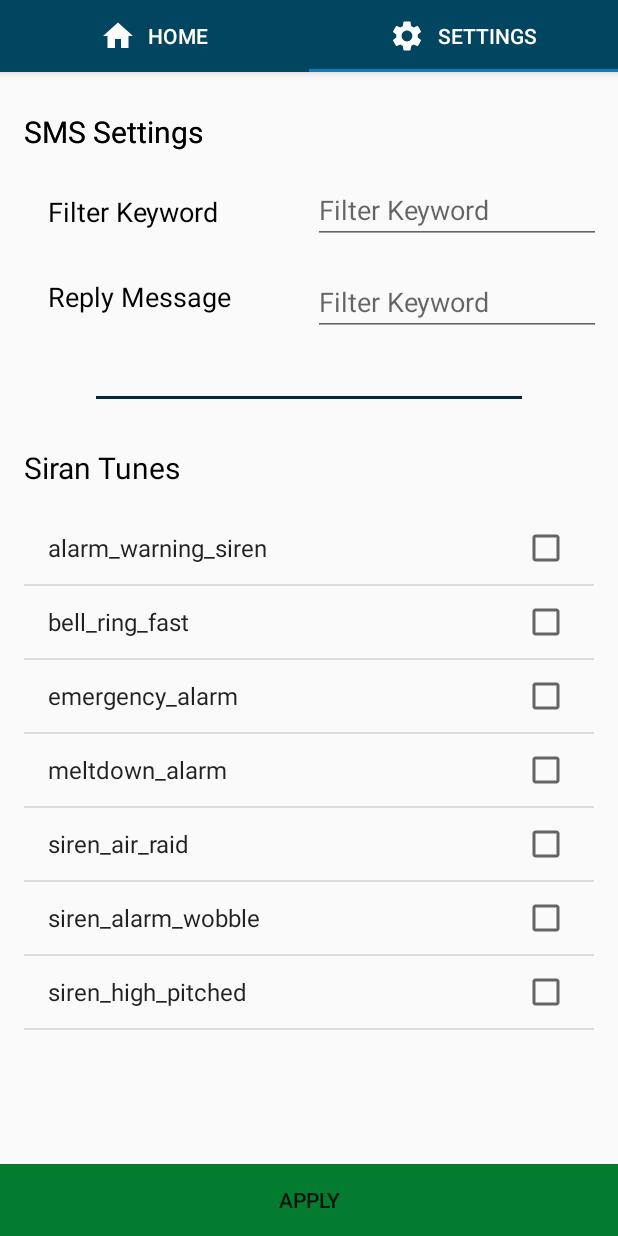
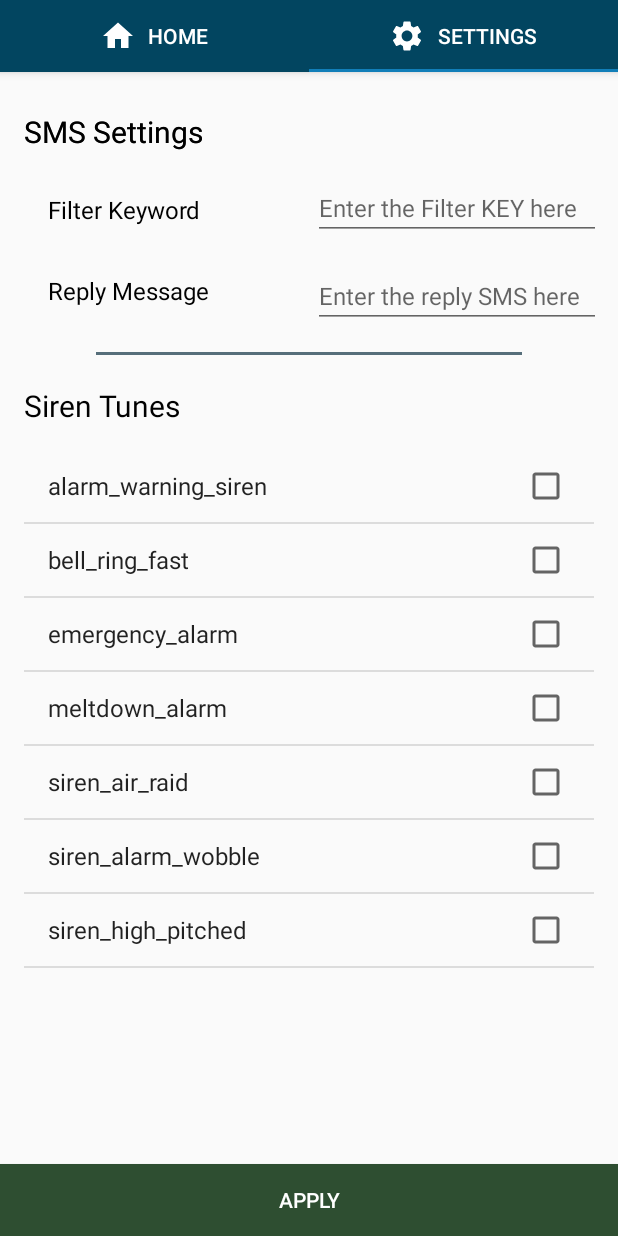
Before and after one commit to shamera82/FilterSMS, an Android app: the screen it shows after launch (MainActivity), tab 2 chosen, on a phone screen of 412 x 824 dp. Run offline under Robolectric (Android 15) with nearby library versions, the phone set to English and light mode, and no system bars; our stand-ins replace Firebase (no records; nobody signed in at launch, a user with empty details on screens opened directly).

Commit message:
update formating settings

```diff
--- a/app/src/main/java/com/sham/filtersms/FilterSMS.kt
+++ b/app/src/main/java/com/sham/filtersms/FilterSMS.kt
@@ -3,9 +3,11 @@ package com.sham.filtersms
 class FilterSMS {
     var filterKeyword = ""
     var replySMS = ""
-    constructor(filterKeyword: String, replySMS: String){
+    var sirenName=""
+    constructor(filterKeyword: String, replySMS: String, sirenName: String){
         this.filterKeyword = filterKeyword
         this.replySMS = replySMS
+        this.sirenName = sirenName
     }
 }
 
--- a/app/src/main/java/com/sham/filtersms/fragments/SettingFragment.kt
+++ b/app/src/main/java/com/sham/filtersms/fragments/SettingFragment.kt
@@ -24,7 +24,7 @@ import kotlinx.android.synthetic.main.fragment_settings.view.*
 
 class SettingFragment : Fragment(), AdapterView.OnItemClickListener {
 
-    val siran_tune_select = "" // need to get item from "override fun onItemClick()"
+    val siran_tune_select = "alarm_warning_siren" // need to get item from "override fun onItemClick()"
 
     override fun onCreate(savedInstanceState: Bundle?) {
         super.onCreate(savedInstanceState)
@@ -43,7 +43,7 @@ class SettingFragment : Fragment(), AdapterView.OnItemClickListener {
         var arrayAdapter:ArrayAdapter<String>? = null
 
         listView = v.ListViewSiran
-        arrayAdapter = ArrayAdapter(v.context, android.R.layout.simple_list_item_multiple_choice,resources.getStringArray(R.array.siran_tunes_list))
+        arrayAdapter = ArrayAdapter(v.context, android.R.layout.simple_list_item_multiple_choice,resources.getStringArray(R.array.siren_tunes_list))
         listView?.adapter = arrayAdapter
         listView?.choiceMode = ListView.CHOICE_MODE_SINGLE
         listView?.onItemClickListener = this
@@ -59,11 +59,16 @@ class SettingFragment : Fragment(), AdapterView.OnItemClickListener {
             override fun onDataChange(p0: DataSnapshot) {
                 var filterkey = ""
                 var repsms = ""
+                var sirentune = ""
                 for(i in p0.children){
                     if("${i.key}" == "sms_setting") {
                         println("Shamera DB get i " + i)
                         filterkey = i.child("filterKeyword").getValue().toString()
                         repsms = i.child("replySMS").getValue().toString()
+                    }
+                    if("${i.key}" == "siren_setting") {
+                        println("Shamera Main DB get i " + i)
+                        sirentune = i.child("sirenName").getValue().toString()
                     }
                 }
                 v.editTextFilterKeyword.setText(filterkey)
@@ -94,9 +99,9 @@ class SettingFragment : Fragment(), AdapterView.OnItemClickListener {
             }
 
 
-            val myData = FilterSMS(filterKeyword,replySMS)
+            val myData = FilterSMS(filterKeyword,replySMS,siran_tune_select)
             ref.child("sms_setting").setValue(myData).addOnCompleteListener {
-                Toast.makeText(context, "added", Toast.LENGTH_SHORT).show()
+                Toast.makeText(context, "Add / Update center db", Toast.LENGTH_SHORT).show()
             }
 
 
--- a/app/src/main/res/drawable/round_button.xml
+++ b/app/src/main/res/drawable/round_button.xml
@@ -2,12 +2,12 @@
 <selector xmlns:android="http://schemas.android.com/apk/res/android">
     <item android:state_pressed="false">
         <shape android:shape="oval">
-            <solid android:color="#880C0C"/>
+            <solid android:color="#783A3A"/>
         </shape>
     </item>
     <item android:state_pressed="true">
         <shape android:shape="oval">
-            <solid android:color="#05680F"/>
+            <solid android:color="#2E4E31"/>
         </shape>
     </item>
 </selector>
--- a/app/src/main/res/layout/fragment_settings.xml
+++ b/app/src/main/res/layout/fragment_settings.xml
@@ -36,7 +36,7 @@
             android:layout_marginEnd="208dp"
             android:text="Filter Keyword"
             android:textColor="@android:color/black"
-            android:textSize="18sp" />
+            android:textSize="16sp" />
 
         <EditText
             android:id="@+id/editTextFilterKeyword"
@@ -46,10 +46,10 @@
             android:layout_marginStart="-203dp"
             android:layout_marginTop="16dp"
             android:layout_toEndOf="@+id/labelFilterKeyword"
-            android:hint="Filter Keyword"
+            android:hint="@string/SMSFliter_hint"
             android:inputType="text"
             android:textAllCaps="true"
-            android:textSize="18sp" />
+            android:textSize="16sp" />
 
         <TextView
             android:id="@+id/labelReplyKeyword"
@@ -63,7 +63,7 @@
             android:layout_marginEnd="208dp"
             android:text="Reply Message"
             android:textColor="@android:color/black"
-            android:textSize="18sp" />
+            android:textSize="16sp" />
 
         <EditText
             android:id="@+id/editTextFilterReply"
@@ -73,10 +73,10 @@
             android:layout_marginStart="-203dp"
             android:layout_marginTop="16dp"
             android:layout_toEndOf="@+id/labelFilterKeyword"
-            android:hint="Filter Keyword"
+            android:hint="@string/SMSReply_hint"
             android:inputType="text"
             android:textAllCaps="true"
-            android:textSize="18sp" />
+            android:textSize="16sp" />
 
         <TextView
             android:id="@+id/textViewSi"
@@ -98,7 +98,7 @@
             android:layout_height="2dp"
             android:layout_below="@+id/editTextFilterReply"
             android:layout_marginStart="64dp"
-            android:layout_marginTop="40dp"
+            android:layout_marginTop="16dp"
             android:layout_marginEnd="64dp"
             android:background="@color/colorshortLine" />
 
@@ -107,20 +107,12 @@
             android:layout_width="match_parent"
             android:layout_height="wrap_content"
             android:layout_marginStart="16dp"
-            android:layout_marginTop="32dp"
+            android:layout_marginTop="20dp"
             android:layout_marginEnd="16dp"
-            android:text="Siran Tunes"
+            android:text="Siren Tunes"
             android:textColor="@android:color/black"
             android:textSize="20sp"
             android:layout_below="@+id/lineShort" />
-
-        <Button
-            android:id="@+id/btnApply"
-            android:layout_width="match_parent"
-            android:layout_height="wrap_content"
-            android:layout_alignParentBottom="true"
-            android:text="Apply"
-            android:background="@color/colorBtnApply"/>
 
         <ListView
             android:id="@+id/ListViewSiran"
@@ -133,6 +125,15 @@
             android:layout_marginEnd="16dp"
             android:layout_marginBottom="16dp"/>
 
+        <Button
+            android:id="@+id/btnApply"
+            android:layout_width="match_parent"
+            android:layout_height="wrap_content"
+            android:layout_alignParentBottom="true"
+            android:text="Apply"
+            android:textColor="@android:color/white"
+            android:background="@color/colorBtnApply"/>
+
     </RelativeLayout>
 
 
--- a/app/src/main/res/values/colors.xml
+++ b/app/src/main/res/values/colors.xml
@@ -3,8 +3,8 @@
     <color name="colorPrimary">#0E7198</color>
     <color name="colorPrimaryDark">#024560</color>
     <color name="colorAccent">#117EB8</color>
-    <color name="colorBtnApply">#047C30</color>
+    <color name="colorBtnApply">#2E4E31</color>
     <color name="colorMobileNo">#01203A</color>
     <color name="colorMessage">#032742</color>
-    <color name="colorshortLine">#02293E</color>
+    <color name="colorshortLine">#566E7A</color>
 </resources>
--- a/app/src/main/res/values/strings.xml
+++ b/app/src/main/res/values/strings.xml
@@ -2,11 +2,13 @@
     <string name="app_name">Filter SMS</string>
     <string name="MobileNum_hint">Receiver Mobile shown here</string>
     <string name="Message_hint">Filtered Message shown here</string>
-    <string name="Ack_btn">Acknowledge \n and Stop Siren</string>
+    <string name="SMSFliter_hint">Enter the Filter KEY here</string>
+    <string name="SMSReply_hint">Enter the reply SMS here</string>
+    <string name="Ack_btn">Acknowledge and Stop Playing Siren</string>
     <!-- TODO: Remove or change this placeholder text -->
     <string name="hello_blank_fragment">Hello blank fragment</string>
 
-    <string-array name="siran_tunes_list">
+    <string-array name="siren_tunes_list">
         <item>alarm_warning_siren</item>
         <item>bell_ring_fast</item>
         <item>emergency_alarm</item>
```
Also changed, not shown: app/src/main/java/com/sham/filtersms/fragments/HomeFragment.kt (+9 -8 lines), app/src/main/res/layout/fragment_home.xml (+16 -5 lines).
